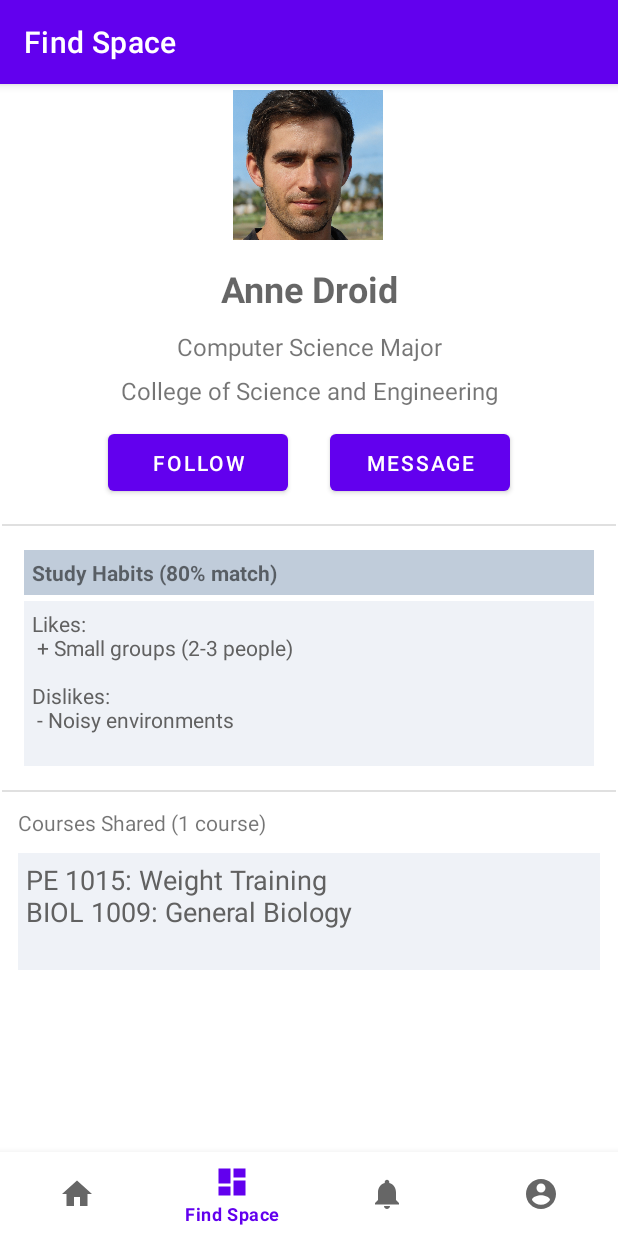
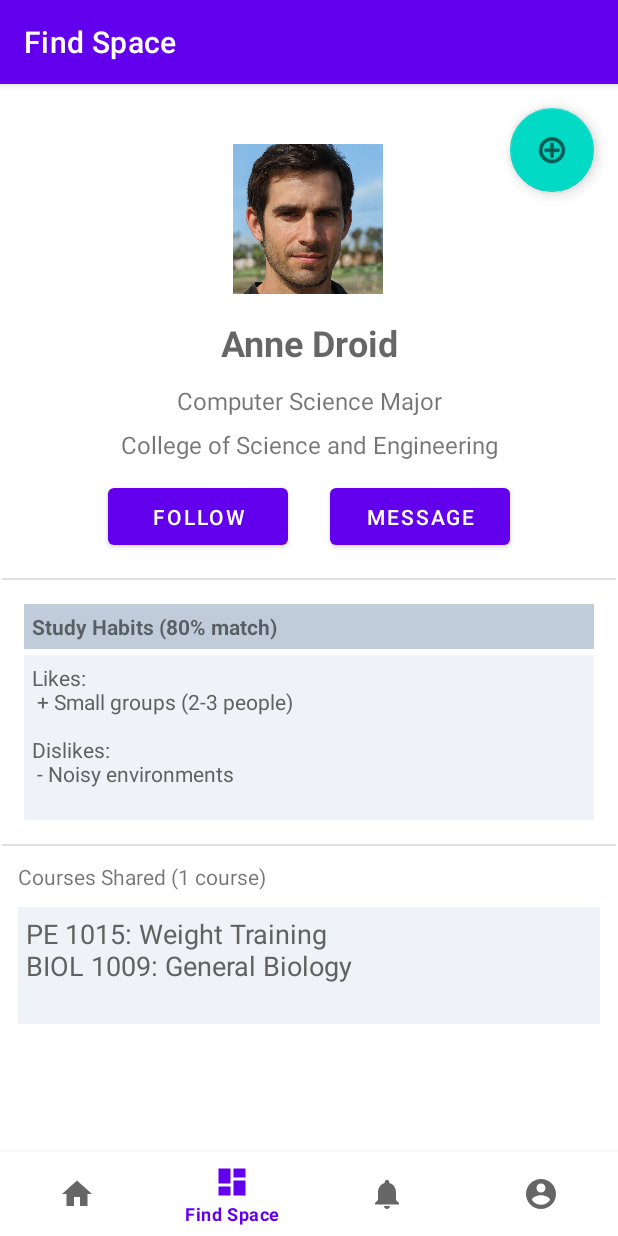
Before and after one commit to boswaldumn/csci5115-gopherbuddies, an Android app: the FindSpaceFragment screen opened through its navigation route, on a phone screen of 412 x 824 dp. Run offline under Robolectric (Android 15) with nearby library versions, the phone set to English and light mode, and no system bars; our stand-ins replace navigation-ui.

Commit message:
Made some changes allowing the user to cycle through users in the findspace

```diff
--- a/app/src/main/java/com/example/gopherbuddyapp/ui/findspace/FindSpaceViewModel.java
+++ b/app/src/main/java/com/example/gopherbuddyapp/ui/findspace/FindSpaceViewModel.java
@@ -12,25 +12,52 @@ public class FindSpaceViewModel extends ViewModel {
     private final MutableLiveData<String> studyHabitsText;
     private final MutableLiveData<String> coursesList;
 
+    private int index;
+    private String[] nameList = {"Anne Droid", "Sam Sung", "Ed Vidia"};
+    private String[] majorList = {"Computer Science Major", "Acting Major", "Apparel Design Major"};
+    private String[] collegeList = {"College of Science and Engineering", "College of Liberal Arts", "College of Design"};
+    private String[] studyHabitsList = {"Likes:\n + Small groups (2-3 people)\n\n"
+                                        + "Dislikes:\n - Noisy environments\n",
+                                        "Likes:\n + Medium groups (3-5 people)\n\n"
+                                        + "Dislikes:\n - Noisy environments\n",
+                                        "Likes:\n + Large groups (5+ people)\n\n"
+                                        + "Dislikes:\n - Noisy environments\n"};
+    private String[] coursesListList = {"PE 1015: Weight Training\nBIOL 1009: General Biology\n",
+                                        "PE 1016: Weight Training\nBIOL 1010: General Biology\n",
+                                        "PE 1017: Weight Training\nBIOL 1011: General Biology\n"};
+
     public FindSpaceViewModel() {
+        // Initial values for demo
+        index = 0;
+
         nameText = new MutableLiveData<>();
-        nameText.setValue("Anne Droid");
+        nameText.setValue(nameList[index]);
 
         majorText = new MutableLiveData<>();
-        majorText.setValue("Computer Science Major");
+        majorText.setValue(majorList[index]);
 
         collegeText = new MutableLiveData<>();
-        collegeText.setValue("College of Science and Engineering");
+        collegeText.setValue(collegeList[index]);
 
         studyHabitsText = new MutableLiveData<>();
-        studyHabitsText.setValue("Likes:\n + Small groups (2-3 people)\n\n"
-                                    + "Dislikes:\n - Noisy environments\n");
+        studyHabitsText.setValue(studyHabitsList[index]);
 
         coursesList = new MutableLiveData<>();
-        coursesList.setValue("PE 1015: Weight Training\nBIOL 1009: General Biology\n");
+        coursesList.setValue(coursesListList[index]);
 
     }
 
+    public void updateUserData() {
+        index = index + 1;
+        if(index > 2) {
+            index = 0;
+        }
+        nameText.setValue(nameList[index]);
+        majorText.setValue(majorList[index]);
+        collegeText.setValue(collegeList[index]);
+        studyHabitsText.setValue(studyHabitsList[index]);
+        coursesList.setValue(coursesListList[index]);
+    }
     public LiveData<String> getName() {
         return nameText;
     }
--- a/app/src/main/res/layout/fragment_findspace.xml
+++ b/app/src/main/res/layout/fragment_findspace.xml
@@ -15,7 +15,7 @@
             android:id="@+id/findSpaceProfilePicture"
             android:layout_width="100dp"
             android:layout_height="100dp"
-            android:layout_marginTop="4dp"
+            android:layout_marginTop="40dp"
             android:contentDescription="@string/findspace_profilepicture"
             android:src="@drawable/my_profile_pic"
             app:layout_constraintEnd_toEndOf="parent"
@@ -164,6 +164,17 @@
             app:layout_constraintEnd_toEndOf="parent"
             app:layout_constraintTop_toBottomOf="@+id/text_college" />
 
+        <com.google.android.material.floatingactionbutton.FloatingActionButton
+            android:id="@+id/addUserButton"
+            android:layout_width="wrap_content"
+            android:layout_height="wrap_content"
+            android:layout_marginTop="16dp"
+            android:layout_marginEnd="16dp"
+            android:clickable="true"
+            app:layout_constraintEnd_toEndOf="parent"
+            app:layout_constraintTop_toTopOf="parent"
+            app:srcCompat="@android:drawable/ic_menu_add" />
+
     </androidx.constraintlayout.widget.ConstraintLayout>
 
 </ScrollView>
```
Also changed, not shown: app/src/main/java/com/example/gopherbuddyapp/ui/findspace/FindSpaceFragment.java (+13 -0 lines).
